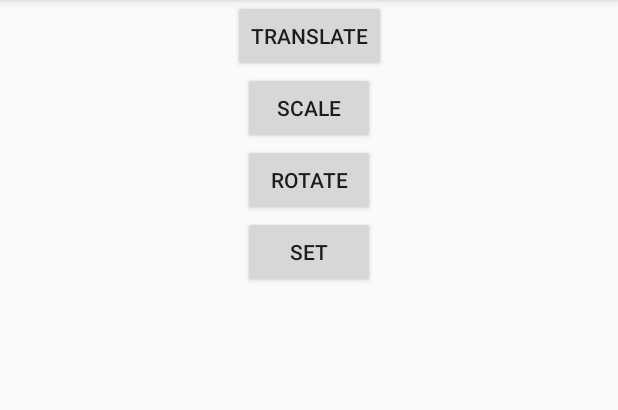
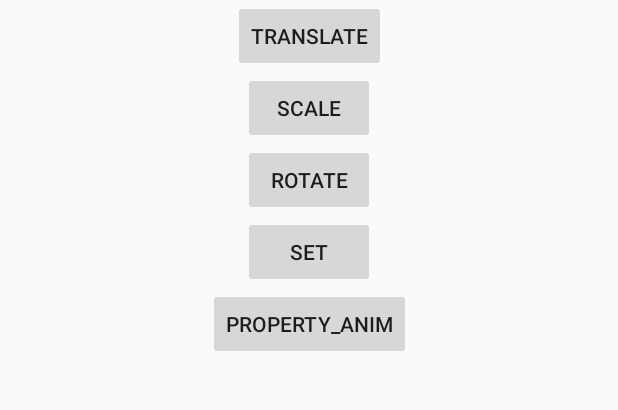
Before and after one commit to yjbGitHub/androidAnimationDemo, an Android app: the screen it shows after launch (MainActivity), on a phone screen of 412 x 824 dp, the part 84-494 px from its top. Run offline under Robolectric (Android 15) with nearby library versions, the phone set to English and light mode, and no system bars.

```diff
--- a/app/src/main/AndroidManifest.xml
+++ b/app/src/main/AndroidManifest.xml
@@ -8,6 +8,7 @@
             android:label="@string/app_name"
             android:roundIcon="@mipmap/ic_launcher_round"
             android:supportsRtl="true"
+            android:hardwareAccelerated="false"
             android:theme="@style/AppTheme">
         <activity android:name=".MainActivity">
             <intent-filter>
@@ -21,6 +22,9 @@
         <activity android:name=".ScaleActivity" />
         <activity android:name=".RotateActivity" />
         <activity android:name=".SetAnimationActivity" />
+
+        <activity android:name=".property_animation.PropertyAnimationActivity" />
+
     </application>
 
 </manifest>
--- a/app/src/main/java/com/puppy/android_animation_demo/MainActivity.kt
+++ b/app/src/main/java/com/puppy/android_animation_demo/MainActivity.kt
@@ -3,6 +3,7 @@ package com.puppy.android_animation_demo
 import android.content.Intent
 import android.os.Bundle
 import android.support.v7.app.AppCompatActivity
+import com.puppy.android_animation_demo.property_animation.PropertyAnimationActivity
 import kotlinx.android.synthetic.main.main_activity.*
 
 class MainActivity : AppCompatActivity() {
@@ -10,6 +11,7 @@ class MainActivity : AppCompatActivity() {
     override fun onCreate(savedInstanceState: Bundle?) {
         super.onCreate(savedInstanceState)
         setContentView(R.layout.main_activity)
+
 
         translate_btn.setOnClickListener {
             val intent = Intent(this, TranslateActivity::class.java)
@@ -32,5 +34,10 @@ class MainActivity : AppCompatActivity() {
             startActivity(intent)
         }
 
+        property_anim_btn.setOnClickListener {
+            val intent = Intent(this, PropertyAnimationActivity::class.java)
+            startActivity(intent)
+        }
+
     }
 }
--- a/app/src/main/res/layout/main_activity.xml
+++ b/app/src/main/res/layout/main_activity.xml
@@ -43,4 +43,13 @@
             app:layout_constraintRight_toRightOf="parent"/>
 
 
+
+    <Button
+            android:id="@+id/property_anim_btn"
+            android:layout_width="wrap_content"
+            android:layout_height="wrap_content"
+            android:text="property_anim"
+            app:layout_constraintTop_toBottomOf="@id/set_btn"
+            app:layout_constraintLeft_toLeftOf="parent"
+            app:layout_constraintRight_toRightOf="parent"/>
 </android.support.constraint.ConstraintLayout>
```
Also changed, not shown: app/src/main/java/com/puppy/android_animation_demo/property_animation/PropertyAnimationActivity.kt (added, +56 -0 lines), app/src/main/res/layout/property_animation.xml (added, +27 -0 lines), 1 other file.
